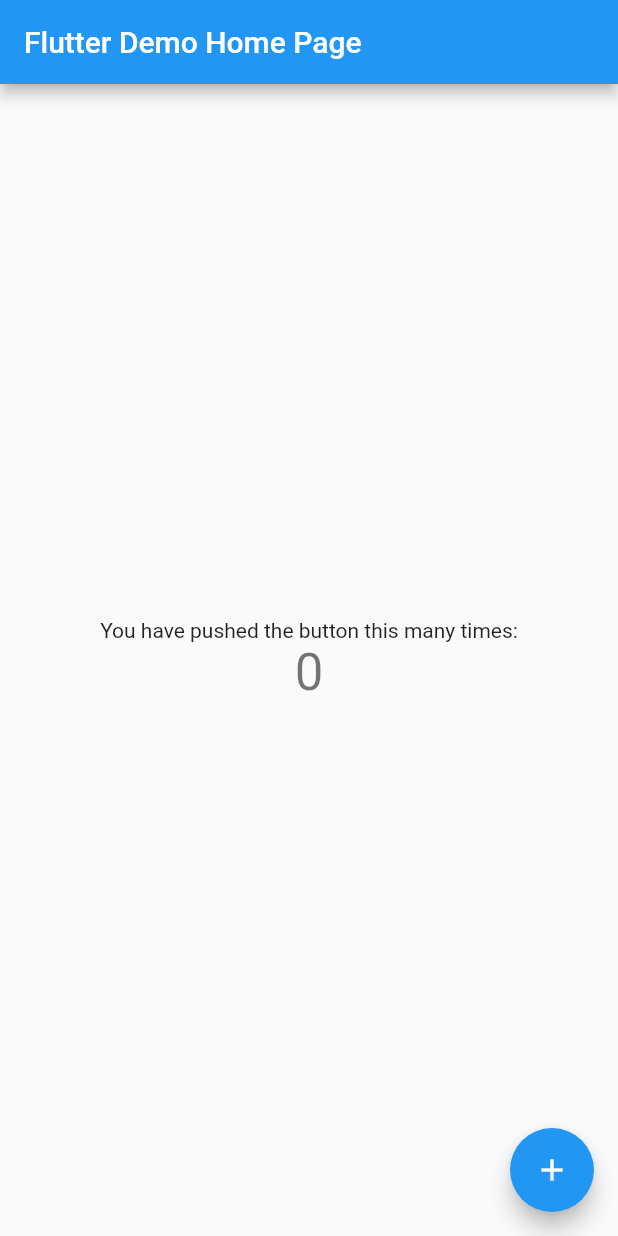
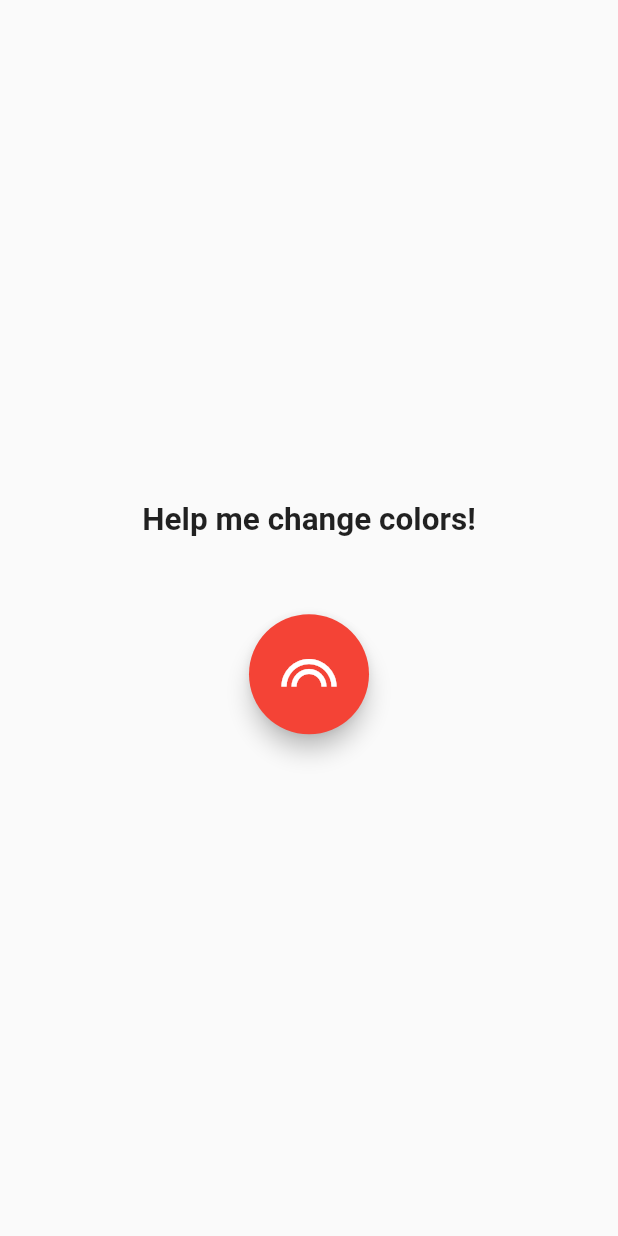
Before and after one commit to zelazowska/knam_app, a Flutter app: the screen it shows after launch, on a phone screen of 412 x 824 dp. Run offline on Flutter 3.47's test engine with Material 2 defaults, Android fonts, the phone set to English and light mode, and no system bars.

Commit message:
add UI task 1

```diff
--- /dev/null
+++ b/lib/containerwithbuttons.dart
@@ -0,0 +1,3 @@
+import 'package:flutter/material.dart';
+
+import 'package:flutter/material.dart';
--- a/lib/main.dart
+++ b/lib/main.dart
@@ -1,87 +1,74 @@
 import 'package:flutter/material.dart';
 
 void main() {
-  runApp(const MyApp());
+  runApp(const ButtonsApp());
 }
 
-class MyApp extends StatelessWidget {
-  const MyApp({super.key});
+class ButtonsApp extends StatelessWidget {
+  const ButtonsApp({super.key});
 
-  // This widget is the root of your application.
   @override
   Widget build(BuildContext context) {
     return MaterialApp(
-      title: 'Flutter Demo',
-      theme: ThemeData(
-        // This is the theme of your application.
-
-        primarySwatch: Colors.blue,
+      home: Scaffold(
+        body: Center(
+          child: Column(
+            mainAxisAlignment: MainAxisAlignment.center,
+            children: const [
+              Text(
+                'Help me change colors!',
+                textScaleFactor: 1.5,
+                style: TextStyle(fontWeight: FontWeight.bold),
+              ),
+              SizedBox(height: 50),
+              RainbowButton(),
+            ],
+          ),
+        ),
       ),
-      home: const MyHomePage(title: 'Flutter Demo Home Page'),
     );
   }
 }
 
-class MyHomePage extends StatefulWidget {
-  const MyHomePage({super.key, required this.title});
-
-  // This widget is the home page of your application. It is stateful, meaning
-  // that it has a State object (defined below) that contains fields that affect
-  // how it looks.
-
-  final String title;
+class RainbowButton extends StatefulWidget {
+  const RainbowButton({super.key});
 
   @override
-  State<MyHomePage> createState() => _MyHomePageState();
+  State<RainbowButton> createState() => RainbowButtonState();
 }
 
-class _MyHomePageState extends State<MyHomePage> {
-  int _counter = 0;
+class RainbowButtonState extends State<RainbowButton> {
+  static const _colorArray = [
+    Colors.red,
+    Colors.orange,
+    Colors.yellow,
+    Colors.green,
+    Colors.blue,
+    Colors.purple,
+    Colors.pink,
+  ];
 
-  void _incrementCounter() {
-    setState(() {
-      // This call to setState tells the Flutter framework that something has
-      // changed in this State, which causes it to rerun the build method below
-      // so that the display can reflect the updated values.
-      _counter++;
-    });
-  }
+  var colorIndex = 0;
+
+  void pressedCallback() => setState(() {
+        // color index was reset to 0 eveyr time build was called in build
+        // hence it should be in rainbowButtonState class
+        colorIndex == _colorArray.length ? colorIndex = 0 : colorIndex++;
+      });
 
   @override
   Widget build(BuildContext context) {
-    // This method is rerun every time setState is called, for instance as done
-    // by the _incrementCounter method above.
-
-    return Scaffold(
-      appBar: AppBar(
-        // Here we take the value from the MyHomePage object that was created by
-        // the App.build method, and use it to set our appbar title.
-        title: Text(widget.title),
-      ),
-      body: Center(
-        // Center is a layout widget. It takes a single child and positions it
-        // in the middle of the parent.
-        child: Column(
-          // Column is also a layout widget. It takes a list of children and
-          // arranges them vertically. By default, it sizes itself to fit its
-          // children horizontally, and tries to be as tall as its parent.
-
-          mainAxisAlignment: MainAxisAlignment.center,
-          children: <Widget>[
-            const Text(
-              'You have pushed the button this many times:',
-            ),
-            Text(
-              '$_counter',
-              style: Theme.of(context).textTheme.headlineMedium,
-            ),
-          ],
+    return SizedBox(
+      height: 80,
+      width: 80,
+      child: FloatingActionButton(
+        onPressed: pressedCallback,
+        backgroundColor: _colorArray[colorIndex],
+        child: const Icon(
+          Icons.looks_outlined,
+          color: Colors.white,
+          size: 40,
         ),
-      ),
-      floatingActionButton: FloatingActionButton(
-        onPressed: _incrementCounter,
-        tooltip: 'Increment',
-        child: const Icon(Icons.add),
       ),
     );
   }
```
